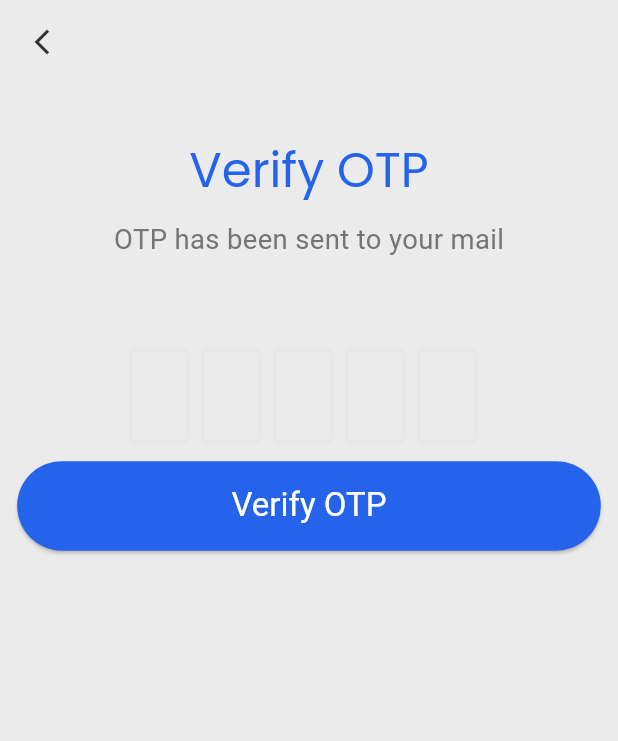
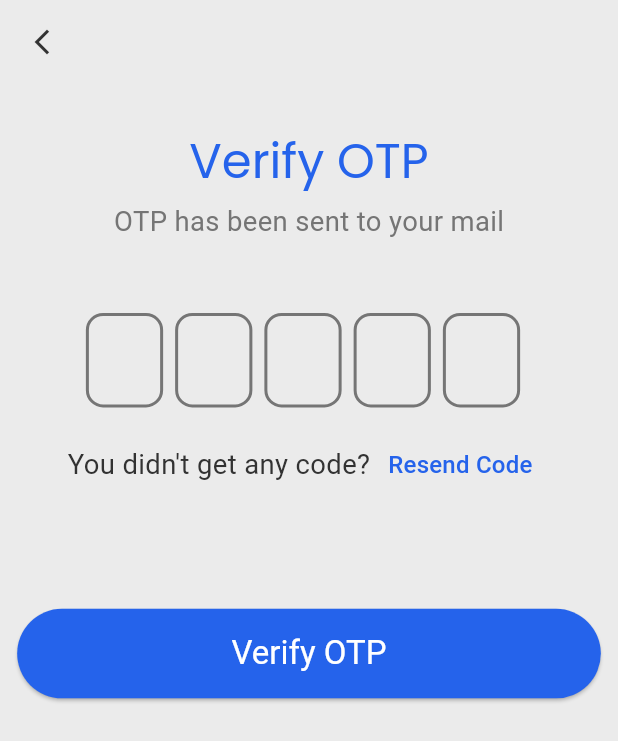
Before and after one commit to ayindequdus22/celeb-voice, a Flutter app: the ForgotPasswordScreen screen opened by its route, after a tap on "Send code", on a phone screen of 412 x 824 dp. Shown: the top 741 px of the screen. Run offline on Flutter 3.47's test engine with Material 3 defaults, Android fonts, the phone set to English and light mode, and no system bars; drawn by our look-alikes of flutter_otp_text_field; our stand-ins replace flutter_screenutil, get, google_fonts, shared_preferences; accounts and stored records are empty.

Commit message:
feat: verify otp screen almost done

```diff
--- a/lib/main.dart
+++ b/lib/main.dart
@@ -3,6 +3,7 @@ import 'package:celeb_voice/screens/auth/login.dart';
 import 'package:celeb_voice/screens/auth/register.dart';
 import 'package:celeb_voice/screens/auth/reset_password.dart';
 import 'package:celeb_voice/screens/auth/verify_otp.dart';
+import 'package:celeb_voice/screens/home_screen.dart';
 import 'package:celeb_voice/screens/welcome.dart';
 import 'package:celeb_voice/themes/app_theme.dart';
 import 'package:flutter/material.dart';
@@ -33,7 +34,7 @@ class MyApp extends StatelessWidget {
           onGenerateRoute: (RouteSettings e) {
             switch (e.name) {
               case "/":
-                return getPage(widget: VerifyOtpScreen());
+                return getPage(widget: HomeScreen());
               case "/auth/login":
                 return getPage(widget: LoginScreen());
               case "/auth/register":
--- a/lib/screens/auth/verify_otp.dart
+++ b/lib/screens/auth/verify_otp.dart
@@ -30,7 +30,7 @@ class VerifyOtpScreen extends StatelessWidget {
       body: Padding(
         padding: EdgeInsets.symmetric(horizontal: 10.r),
         child: Column(
-          spacing: 10.h,
+          spacing: 5.h,
           children: [
             20.verticalSpace,
             Text(
@@ -48,7 +48,11 @@ class VerifyOtpScreen extends StatelessWidget {
             30.verticalSpace,
             OtpTextField(
               numberOfFields: 5,
-              borderColor: Color(0xFF512DA8),
+              fieldWidth: 45.w,
+              fieldHeight: 60.h,
+              enabledBorderColor: themeContext.colorScheme.onPrimaryContainer,
+              borderColor: themeContext.colorScheme.primary,
+              borderRadius: BorderRadius.circular(10.r),
               //set to true to show as box or false to show as dash
               showFieldAsBox: true,
               //runs when a code is typed in
@@ -68,8 +72,18 @@ class VerifyOtpScreen extends StatelessWidget {
                 );
               }, // end onSubmit
             ),
+            Row(
+              mainAxisAlignment: MainAxisAlignment.center,
+              children: [
+                Text("You didn't get any code?"),
+                TextButton(onPressed: () {}, child: Text("Resend Code")),
+              ],
+            ),
+            50.verticalSpace,
             ElevatedButton(
-              onPressed: () => Get.toNamed("/auth/reset-password"),
+              onPressed: () => {
+                 Get.toNamed("/auth/reset-password")
+              },
               child: Text("Verify OTP"),
             ),
           ],
```
